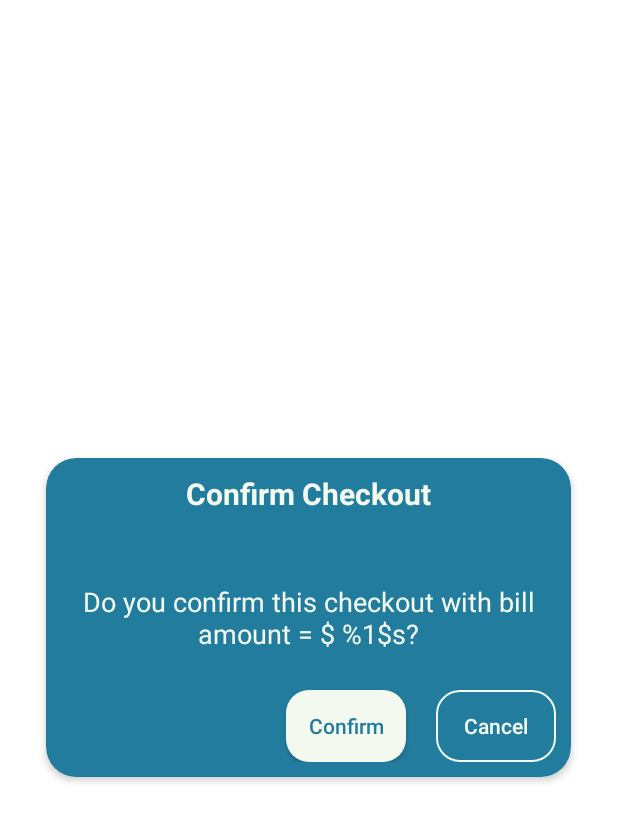
After one commit to mohammedysamir/Wafrly, an Android app: the layout checkout_confirm.xml on its own in the app's theme, with its tools: preview values and no code run, on a phone screen of 412 x 824 dp. The commit adds this screen. Shown: the top 822 px of the screen. Run offline under Robolectric (Android 15) with nearby library versions, the phone set to English and light mode, and no system bars.

Commit message:
feat: added confirm checkout dialog. feat: added button to checkout in activity_cart.xml

```diff
--- /dev/null
+++ b/app/src/main/res/drawable/cancel_button_background.xml
@@ -0,0 +1,6 @@
+<?xml version="1.0" encoding="utf-8"?>
+
+<shape xmlns:android="http://schemas.android.com/apk/res/android">
+    <stroke android:color="?attr/colorOnSecondary" android:width="1dp"/>
+    <corners android:radius="15dp"/>
+</shape>
--- a/app/src/main/res/layout/activity_cart.xml
+++ b/app/src/main/res/layout/activity_cart.xml
@@ -26,14 +26,14 @@
         android:layout_width="match_parent"
         android:layout_height="0dp"
         android:layout_marginTop="25dp"
-        app:layout_constraintBottom_toTopOf="@+id/cartBillTextView"
+        app:layout_constraintBottom_toTopOf="@+id/cartCheckoutButton"
         app:layout_constraintEnd_toEndOf="parent"
         app:layout_constraintStart_toStartOf="parent"
         app:layout_constraintTop_toBottomOf="@+id/cartTextView" />
 
     <TextView
         android:id="@+id/cartBillTextView"
-        android:layout_width="match_parent"
+        android:layout_width="wrap_content"
         android:layout_height="wrap_content"
         android:text="Price"
         android:textAlignment="center"
@@ -42,5 +42,14 @@
         android:textStyle="bold"
         app:layout_constraintBottom_toBottomOf="parent"
         app:layout_constraintEnd_toEndOf="parent"
+        app:layout_constraintStart_toEndOf="@+id/cartCheckoutButton"
+        app:layout_constraintTop_toBottomOf="@+id/cartRecyclerView" />
+
+    <androidx.appcompat.widget.AppCompatButton
+        android:id="@+id/cartCheckoutButton"
+        style="@style/primaryButtonStyle"
+        android:text="@string/checkout"
+        app:layout_constraintBottom_toBottomOf="parent"
+        app:layout_constraintEnd_toStartOf="@id/cartBillTextView"
         app:layout_constraintStart_toStartOf="parent" />
 </androidx.constraintlayout.widget.ConstraintLayout>
--- /dev/null
+++ b/app/src/main/res/layout/checkout_confirm.xml
@@ -0,0 +1,79 @@
+<?xml version="1.0" encoding="utf-8"?>
+<FrameLayout xmlns:android="http://schemas.android.com/apk/res/android"
+    xmlns:app="http://schemas.android.com/apk/res-auto"
+    android:layout_width="match_parent"
+    android:layout_height="match_parent"
+    android:background="@android:color/transparent">
+
+    <androidx.cardview.widget.CardView
+        android:layout_width="350dp"
+        android:layout_height="wrap_content"
+        android:layout_gravity="center"
+        android:maxWidth="550dp"
+        android:minWidth="350dp"
+        app:cardBackgroundColor="?attr/colorOnPrimary"
+        app:cardCornerRadius="20dp"
+        app:cardElevation="3dp">
+
+        <androidx.constraintlayout.widget.ConstraintLayout
+            android:layout_width="match_parent"
+            android:layout_height="match_parent"
+            android:padding="10dp">
+
+            <TextView
+                android:layout_width="match_parent"
+                android:layout_height="wrap_content"
+                android:text="@string/confirm_checkout"
+                android:textAlignment="center"
+                android:textColor="?attr/colorOnSecondary"
+                android:textSize="20sp"
+                android:textStyle="bold"
+                app:layout_constraintEnd_toEndOf="parent"
+                app:layout_constraintStart_toStartOf="parent"
+                app:layout_constraintTop_toTopOf="parent" />
+
+            <TextView
+                android:id="@+id/descriptionTextView"
+                android:layout_width="match_parent"
+                android:layout_height="wrap_content"
+                android:text="@string/do_you_confirm_this_checkout_with_bill_amount"
+                android:textAlignment="center"
+                android:textColor="?attr/colorOnSecondary"
+                android:textSize="18sp"
+                app:layout_constraintBottom_toBottomOf="parent"
+                app:layout_constraintEnd_toEndOf="parent"
+                app:layout_constraintStart_toStartOf="parent"
+                app:layout_constraintTop_toTopOf="parent" />
+
+            <androidx.appcompat.widget.AppCompatButton
+                android:id="@+id/confirmCheckoutButton"
+                android:layout_width="80dp"
+                android:layout_height="wrap_content"
+                android:layout_marginTop="25dp"
+                android:layout_marginEnd="20dp"
+                android:background="@drawable/primary_button_background"
+                android:backgroundTint="?attr/colorPrimary"
+                android:text="@string/confirm"
+                android:textAllCaps="false"
+                android:textColor="?attr/colorOnPrimary"
+                android:textSize="14sp"
+                app:layout_constraintBottom_toBottomOf="parent"
+                app:layout_constraintEnd_toStartOf="@+id/cancelCheckoutButton"
+                app:layout_constraintTop_toBottomOf="@+id/descriptionTextView" />
+
+            <androidx.appcompat.widget.AppCompatButton
+                android:id="@+id/cancelCheckoutButton"
+                android:layout_width="80dp"
+                android:layout_height="wrap_content"
+                android:layout_marginTop="25dp"
+                android:background="@drawable/cancel_button_background"
+                android:text="@string/cancel"
+                android:textAllCaps="false"
+                android:textColor="?attr/colorOnSecondary"
+                android:textSize="14sp"
+                app:layout_constraintBottom_toBottomOf="parent"
+                app:layout_constraintEnd_toEndOf="parent"
+                app:layout_constraintTop_toBottomOf="@+id/descriptionTextView" />
+        </androidx.constraintlayout.widget.ConstraintLayout>
+    </androidx.cardview.widget.CardView>
+</FrameLayout>
--- a/app/src/main/res/values/strings.xml
+++ b/app/src/main/res/values/strings.xml
@@ -21,4 +21,10 @@
     <string name="remove_from_cart">Remove from cart</string>
     <string name="cart">Cart</string>
     <string name="favorite_items">Favorite items</string>
+    <string name="confirm">Confirm</string>
+    <string name="cancel">Cancel</string>
+    <string name="confirm_checkout">Confirm Checkout</string>
+    <string name="do_you_confirm_this_checkout_with_bill_amount">Do you confirm this checkout with bill amount = $ %1$s?</string>
+    <string name="checkout">Checkout</string>
+    <string name="checkout_confirmed_msg">Items have been added to a queue and will be delivered soon.</string>
 </resources>
```
